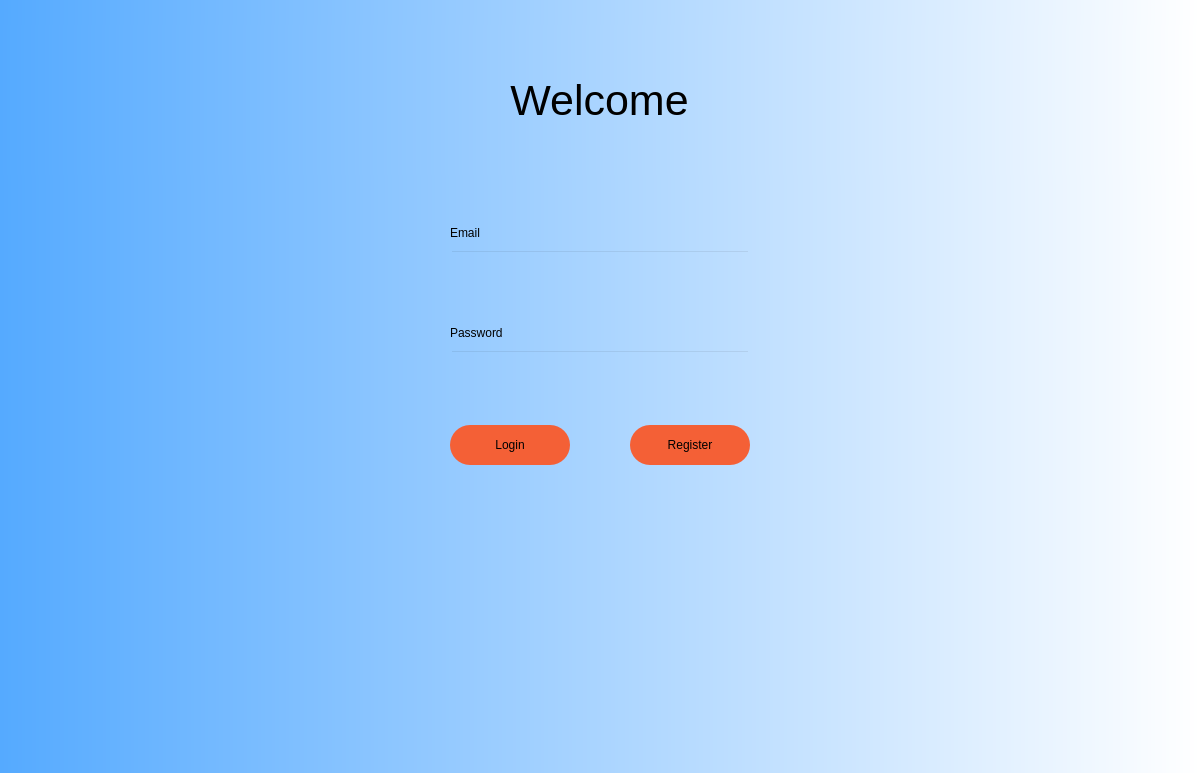
First picture: the form in Frontend/Login.ui, repository YY0NII/DeskFood, before the edit.
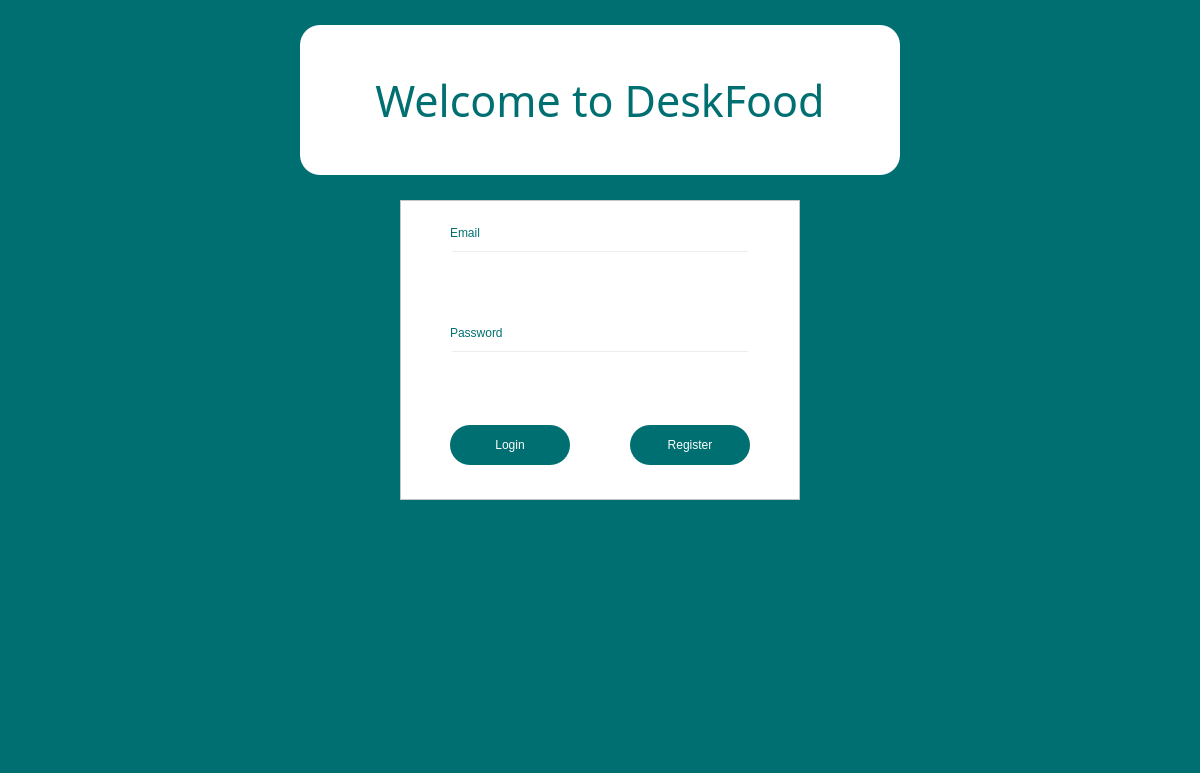
Second picture: the form after the edit.

Patch:
```diff
--- a/Frontend/Login.ui
+++ b/Frontend/Login.ui
@@ -23,31 +23,34 @@
     </rect>
    </property>
    <property name="styleSheet">
-    <string notr="true">background-color: qlineargradient(spread:pad, x1:0, y1:0, x2:1, y2:0, stop:0 rgba(85, 170, 255, 255), stop:1 rgba(255, 255, 255, 255));</string>
+    <string notr="true">background-color: rgb(0, 111, 113);</string>
    </property>
    <widget class="QLabel" name="locationLabel">
     <property name="geometry">
      <rect>
-      <x>-1</x>
+      <x>300</x>
       <y>25</y>
-      <width>1201</width>
+      <width>600</width>
       <height>150</height>
      </rect>
     </property>
     <property name="font">
      <font>
-      <family>.AppleSystemUIFont</family>
+      <family>Arial Black</family>
       <pointsize>32</pointsize>
-      <weight>50</weight>
+      <weight>10</weight>
       <italic>false</italic>
       <bold>false</bold>
      </font>
     </property>
     <property name="styleSheet">
-     <string notr="true">font: 32pt &quot;.AppleSystemUIFont&quot;;</string>
+     <string notr="true">border-radius:20px;
+background-color: rgb(255, 255, 255);
+font: 87 32pt &quot;Arial Black&quot;;
+color:rgb(0, 111, 113);</string>
     </property>
     <property name="text">
-     <string>Welcome</string>
+     <string>Welcome to DeskFood</string>
     </property>
     <property name="alignment">
      <set>Qt::AlignCenter</set>
@@ -94,7 +97,9 @@
      </rect>
     </property>
     <property name="styleSheet">
-     <string notr="true">background-color: rgba(255, 255, 255, 0);</string>
+     <string notr="true">background-color: rgba(255, 255, 255, 0);
+font: 87 12pt &quot;Arial Black&quot;;
+color:rgb(0, 111, 113);</string>
     </property>
     <property name="text">
      <string>Email</string>
@@ -105,12 +110,14 @@
      <rect>
       <x>450</x>
       <y>325</y>
-      <width>60</width>
+      <width>91</width>
       <height>16</height>
      </rect>
     </property>
     <property name="styleSheet">
-     <string notr="true">background-color: rgba(255, 255, 255, 0);</string>
+     <string notr="true">background-color: rgba(255, 255, 255, 0);
+font: 87 12pt &quot;Arial Black&quot;;
+color:rgb(0, 111, 113);</string>
     </property>
     <property name="text">
      <string>Password</string>
@@ -127,7 +134,9 @@
     </property>
     <property name="styleSheet">
      <string notr="true">border-radius:20px;
-background-color: rgb(244, 96, 54);</string>
+color: rgb(255, 255, 255);
+background-color: rgb(0, 111, 113);
+font: 87 12pt &quot;Arial Black&quot;;</string>
     </property>
     <property name="text">
      <string>Login</string>
@@ -144,12 +153,45 @@
     </property>
     <property name="styleSheet">
      <string notr="true">border-radius:20px;
-background-color: rgb(244, 96, 54);</string>
+background-color: rgb(0, 111, 113);
+color: rgb(255, 255, 255);
+font: 87 12pt &quot;Arial Black&quot;;</string>
     </property>
     <property name="text">
      <string>Register</string>
     </property>
    </widget>
+   <widget class="QFrame" name="frame">
+    <property name="geometry">
+     <rect>
+      <x>400</x>
+      <y>200</y>
+      <width>400</width>
+      <height>300</height>
+     </rect>
+    </property>
+    <property name="styleSheet">
+     <string notr="true">background-color: rgb(255, 255, 255);
+font: 12pt &quot;Arial&quot;;</string>
+    </property>
+    <property name="frameShape">
+     <enum>QFrame::StyledPanel</enum>
+    </property>
+    <property name="frameShadow">
+     <enum>QFrame::Sunken</enum>
+    </property>
+    <property name="lineWidth">
+     <number>1</number>
+    </property>
+   </widget>
+   <zorder>frame</zorder>
+   <zorder>locationLabel</zorder>
+   <zorder>emailEdit</zorder>
+   <zorder>passwordEdit</zorder>
+   <zorder>label</zorder>
+   <zorder>label_2</zorder>
+   <zorder>loginButton</zorder>
+   <zorder>registerButton</zorder>
   </widget>
  </widget>
  <resources/>
```
Left out of the diff: 6 changed lines with no effect on the pictures.
